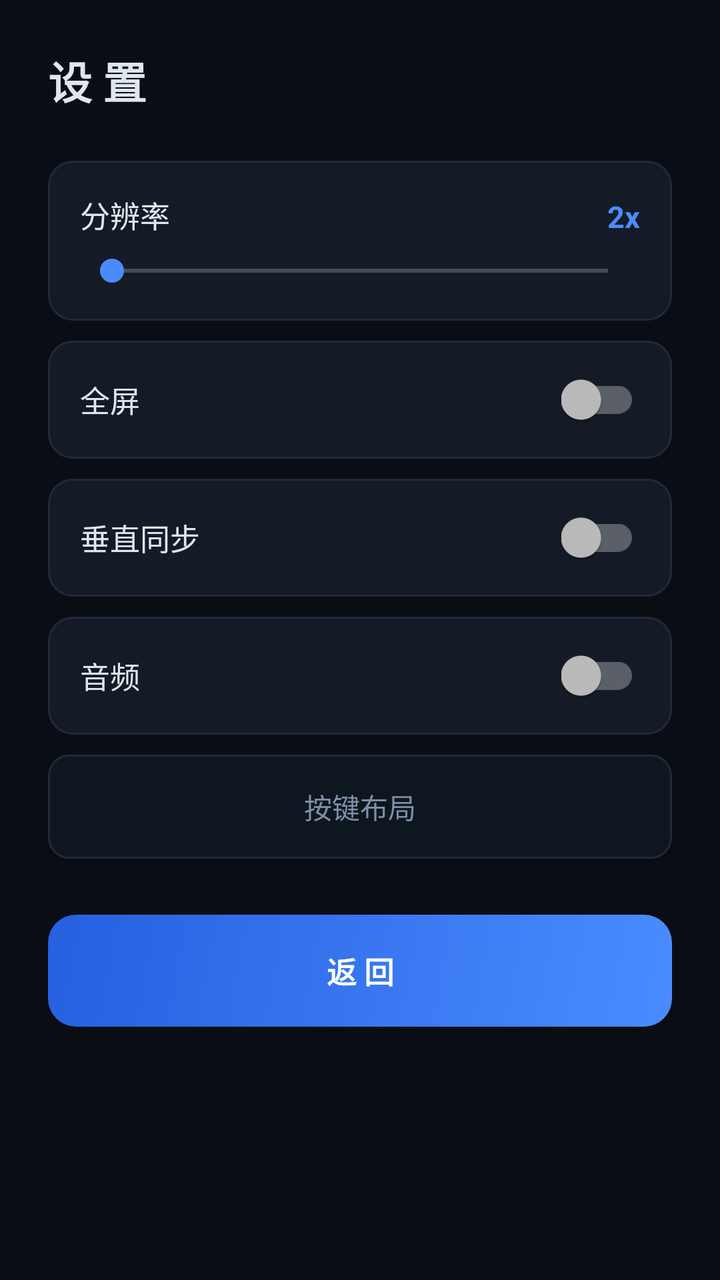
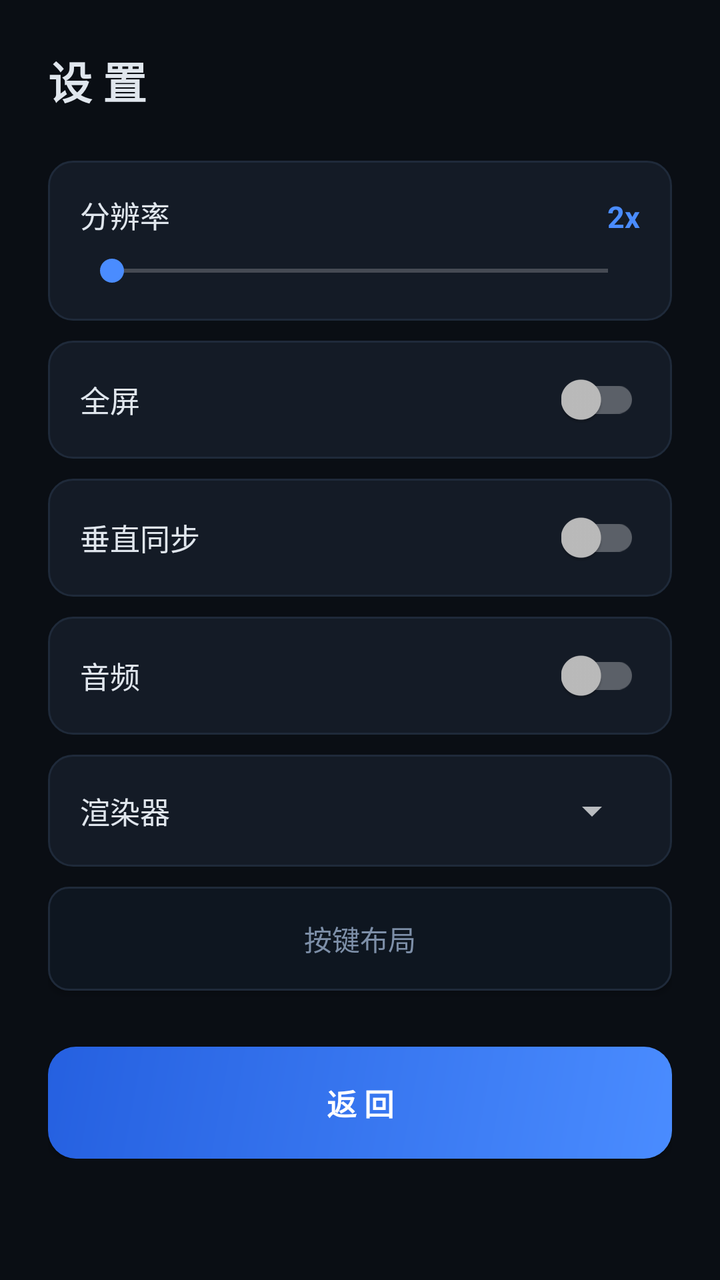

Before-and-after screenshots of an Android layout around one commit, followed by the original layout XML and the change that was made.
<!-- AndroidManifest.xml: application theme Theme.UltramanFE0 -->
<!-- res/layout/activity_settings.xml -->
<?xml version="1.0" encoding="utf-8"?>
<ScrollView xmlns:android="http://schemas.android.com/apk/res/android"
    android:layout_width="match_parent" android:layout_height="match_parent"
    android:background="@color/bg">
<LinearLayout
    android:layout_width="match_parent" android:layout_height="wrap_content"
    android:orientation="vertical" android:padding="24dp">
    <TextView android:layout_width="wrap_content" android:layout_height="wrap_content"
        android:text="设 置" android:textColor="#E0E6ED"
        android:textSize="22sp" android:textStyle="bold"/>
    <LinearLayout android:layout_width="match_parent" android:layout_height="wrap_content"
        android:layout_marginTop="24dp" android:background="@drawable/bg_card"
        android:orientation="vertical" android:padding="16dp">
        <LinearLayout android:layout_width="match_parent" android:layout_height="wrap_content"
            android:orientation="horizontal">
            <TextView android:layout_width="0dp" android:layout_height="wrap_content"
                android:layout_weight="1" android:text="分辨率" android:textColor="#E0E6ED" android:textSize="15sp"/>
            <TextView android:id="@+id/tvRes" android:layout_width="wrap_content" android:layout_height="wrap_content"
                android:text="2x" android:textColor="#4A8CFF" android:textSize="15sp" android:textStyle="bold"/>
        </LinearLayout>
        <SeekBar android:id="@+id/sbRes" android:layout_width="match_parent"
            android:layout_height="wrap_content" android:layout_marginTop="8dp"/>
    </LinearLayout>
    <LinearLayout android:layout_width="match_parent" android:layout_height="wrap_content"
        android:layout_marginTop="10dp" android:background="@drawable/bg_card"
        android:gravity="center_vertical" android:orientation="horizontal" android:padding="16dp">
        <TextView android:layout_width="0dp" android:layout_height="wrap_content"
            android:layout_weight="1" android:text="全屏" android:textColor="#E0E6ED" android:textSize="15sp"/>
        <androidx.appcompat.widget.SwitchCompat android:id="@+id/swFullscreen"
            android:layout_width="wrap_content" android:layout_height="wrap_content"/>
    </LinearLayout>
    <LinearLayout android:layout_width="match_parent" android:layout_height="wrap_content"
        android:layout_marginTop="10dp" android:background="@drawable/bg_card"
        android:gravity="center_vertical" android:orientation="horizontal" android:padding="16dp">
        <TextView android:layout_width="0dp" android:layout_height="wrap_content"
            android:layout_weight="1" android:text="垂直同步" android:textColor="#E0E6ED" android:textSize="15sp"/>
        <androidx.appcompat.widget.SwitchCompat android:id="@+id/swVsync"
            android:layout_width="wrap_content" android:layout_height="wrap_content"/>
    </LinearLayout>
    <LinearLayout android:layout_width="match_parent" android:layout_height="wrap_content"
        android:layout_marginTop="10dp" android:background="@drawable/bg_card"
        android:gravity="center_vertical" android:orientation="horizontal" android:padding="16dp">
        <TextView android:layout_width="0dp" android:layout_height="wrap_content"
            android:layout_weight="1" android:text="音频" android:textColor="#E0E6ED" android:textSize="15sp"/>
        <androidx.appcompat.widget.SwitchCompat android:id="@+id/swAudio"
            android:layout_width="wrap_content" android:layout_height="wrap_content"/>
    </LinearLayout>
    
    <Button android:id="@+id/btnEditButtons"
        android:layout_width="match_parent" android:layout_height="52dp"
        android:layout_marginTop="10dp" android:background="@drawable/bg_btn_secondary"
        android:text="按键布局" android:textColor="#7D8FA8" android:textSize="14sp"/>
    <Button android:id="@+id/btnBack"
        android:layout_width="match_parent" android:layout_height="56dp"
        android:layout_marginTop="28dp" android:background="@drawable/bg_btn_primary"
        android:text="返 回" android:textColor="#FFFFFF"
        android:textSize="15sp" android:textStyle="bold"/>
</LinearLayout>
</ScrollView>
<!-- resources referenced by this layout -->
<resources>
  <color name="bg">#0A0E14</color>
  <!-- drawable bg_btn_primary (drawable) -->
  <?xml version="1.0" encoding="utf-8"?>
  <shape xmlns:android="http://schemas.android.com/apk/res/android">
      <gradient android:angle="135" android:startColor="#4A8CFF" android:endColor="#2560E0"/>
      <corners android:radius="14dp"/>
  </shape>
  <!-- drawable bg_btn_secondary (drawable) -->
  <?xml version="1.0" encoding="utf-8"?>
  <shape xmlns:android="http://schemas.android.com/apk/res/android">
      <solid android:color="#0E1620"/>
      <corners android:radius="10dp"/>
      <stroke android:width="1dp" android:color="#1F2A3A"/>
  </shape>
  <!-- drawable bg_card (drawable) -->
  <?xml version="1.0" encoding="utf-8"?>
  <shape xmlns:android="http://schemas.android.com/apk/res/android">
      <solid android:color="#141B26"/>
      <corners android:radius="12dp"/>
      <stroke android:width="1dp" android:color="#1F2A3A"/>
  </shape>
  <style name="Theme.UltramanFE0" parent="Theme.AppCompat.NoActionBar">
          <item name="colorPrimary">@color/accent</item>
          <item name="colorAccent">@color/accent</item>
          <item name="android:windowBackground">@color/bg</item>
          <item name="android:statusBarColor">@color/bg</item>
          <item name="android:navigationBarColor">@color/bg</item>
      </style>
  <color name="accent">#4A8CFF</color>
</resources>

<!-- the commit's change to res/layout/activity_settings.xml (unified diff, before → after) -->
@@ -46,7 +46,28 @@
             android:layout_width="wrap_content" android:layout_height="wrap_content"/>
     </LinearLayout>
     
-    <Button android:id="@+id/btnEditButtons"
+        <LinearLayout
+        android:layout_width="match_parent"
+        android:layout_height="wrap_content"
+        android:layout_marginTop="10dp"
+        android:background="@drawable/bg_card"
+        android:gravity="center_vertical"
+        android:orientation="horizontal"
+        android:padding="16dp">
+        <TextView
+            android:layout_width="0dp"
+            android:layout_height="wrap_content"
+            android:layout_weight="1"
+            android:text="渲染器"
+            android:textColor="#E0E6ED"
+            android:textSize="15sp"/>
+        <Spinner
+            android:id="@+id/spBackend"
+            android:layout_width="wrap_content"
+            android:layout_height="wrap_content"
+            android:minWidth="120dp"/>
+    </LinearLayout>
+<Button android:id="@+id/btnEditButtons"
         android:layout_width="match_parent" android:layout_height="52dp"
         android:layout_marginTop="10dp" android:background="@drawable/bg_btn_secondary"
         android:text="按键布局" android:textColor="#7D8FA8" android:textSize="14sp"/>
